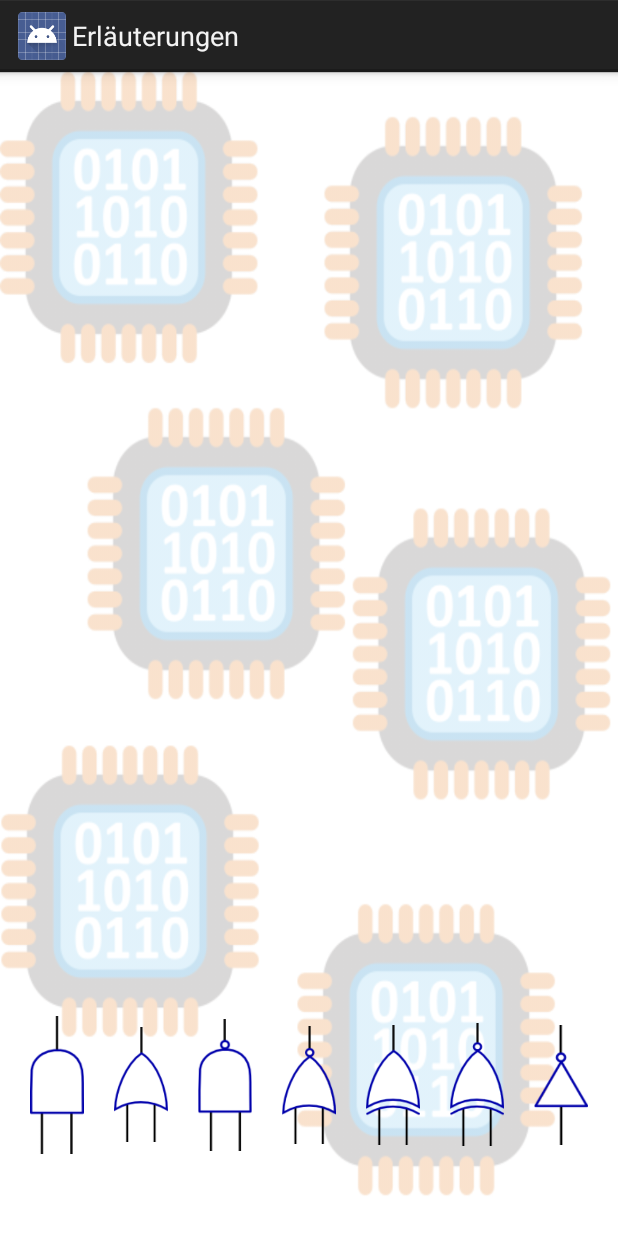
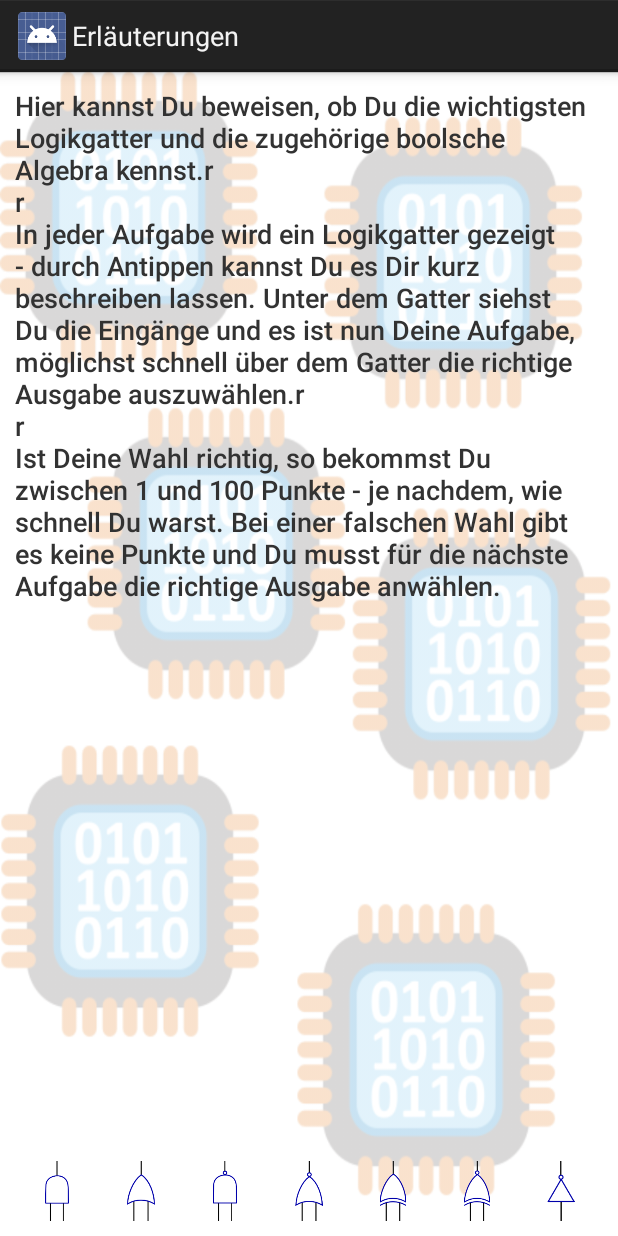
Before and after one commit to JMS-1/BoolIt, an Android app: the screen it shows after launch (HelpScreen), after a tap on "Erklärungen", on a phone screen of 412 x 824 dp. Run offline under Robolectric (Android 15) with nearby library versions, the phone set to English and light mode, and no system bars; 2 other taps on this screen came first.

Commit message:
More on help et al

```diff
--- a/app/src/main/java/net/psimarron/boolit/AndCalculator.java
+++ b/app/src/main/java/net/psimarron/boolit/AndCalculator.java
@@ -1,6 +1,6 @@
 package net.psimarron.boolit;
 
-public class AndCalculator extends Calculator {
+public class AndCalculator extends CalculatorBase {
     public AndCalculator() {
         super(2);
     }
@@ -16,7 +16,12 @@ public class AndCalculator extends Calculator {
     }
 
     @Override
-    public int getShortNameId() {
+    public int getName() {
         return R.string.short_and;
     }
+
+    @Override
+    public int getDescription() {
+        return R.string.long_and;
+    }
 }
--- a/app/src/main/java/net/psimarron/boolit/Calculator.java
+++ b/app/src/main/java/net/psimarron/boolit/CalculatorBase.java
@@ -1,6 +1,6 @@
 package net.psimarron.boolit;
 
-public abstract class Calculator {
+public abstract class CalculatorBase {
     private final static Class<?>[] _CalculatorClasses =
             {
                     AndCalculator.class,
@@ -14,7 +14,7 @@ public abstract class Calculator {
     private final boolean[] m_inputs;
     private int m_index;
 
-    protected Calculator(int numberOfInputs) {
+    protected CalculatorBase(int numberOfInputs) {
         m_inputs = new boolean[numberOfInputs];
     }
 
@@ -22,9 +22,9 @@ public abstract class Calculator {
         return _CalculatorClasses.length;
     }
 
-    public static Calculator createCalculator(int index) {
+    public static CalculatorBase createCalculator(int index) {
         try {
-            Calculator calculator = (Calculator) _CalculatorClasses[index].newInstance();
+            CalculatorBase calculator = (CalculatorBase) _CalculatorClasses[index].newInstance();
 
             calculator.m_index = index;
 
@@ -56,5 +56,7 @@ public abstract class Calculator {
 
     public abstract int getImageResourceId();
 
-    public abstract int getShortNameId();
+    public abstract int getName();
+
+    public abstract int getDescription();
 }
--- a/app/src/main/java/net/psimarron/boolit/HelpScreen.java
+++ b/app/src/main/java/net/psimarron/boolit/HelpScreen.java
@@ -16,8 +16,8 @@ public class HelpScreen extends Activity {
 
         LinearLayout calculators = (LinearLayout) findViewById(R.id.calculator_list);
 
-        for (int i = 0; i < Calculator.getCalculatorCount(); i++) {
-            Calculator calculator = Calculator.createCalculator(i);
+        for (int i = 0; i < CalculatorBase.getCalculatorCount(); i++) {
+            CalculatorBase calculator = CalculatorBase.createCalculator(i);
 
             getLayoutInflater().inflate(R.layout.help_image, calculators, true);
 
--- a/app/src/main/java/net/psimarron/boolit/NotAndCalculator.java
+++ b/app/src/main/java/net/psimarron/boolit/NotAndCalculator.java
@@ -1,6 +1,6 @@
 package net.psimarron.boolit;
 
-public class NotAndCalculator extends Calculator {
+public class NotAndCalculator extends CalculatorBase {
     public NotAndCalculator() {
         super(2);
     }
@@ -16,7 +16,12 @@ public class NotAndCalculator extends Calculator {
     }
 
     @Override
-    public int getShortNameId() {
+    public int getName() {
         return R.string.short_nand;
     }
+
+    @Override
+    public int getDescription() {
+        return R.string.long_nand;
+    }
 }
--- a/app/src/main/java/net/psimarron/boolit/NotCalculator.java
+++ b/app/src/main/java/net/psimarron/boolit/NotCalculator.java
@@ -1,6 +1,6 @@
 package net.psimarron.boolit;
 
-public class NotCalculator extends Calculator {
+public class NotCalculator extends CalculatorBase {
     public NotCalculator() {
         super(1);
     }
@@ -16,7 +16,12 @@ public class NotCalculator extends Calculator {
     }
 
     @Override
-    public int getShortNameId() {
+    public int getName() {
         return R.string.short_not;
     }
+
+    @Override
+    public int getDescription() {
+        return R.string.long_not;
+    }
 }
--- a/app/src/main/java/net/psimarron/boolit/NotOrCalculator.java
+++ b/app/src/main/java/net/psimarron/boolit/NotOrCalculator.java
@@ -1,6 +1,6 @@
 package net.psimarron.boolit;
 
-public class NotOrCalculator extends Calculator {
+public class NotOrCalculator extends CalculatorBase {
     public NotOrCalculator() {
         super(2);
     }
@@ -16,7 +16,12 @@ public class NotOrCalculator extends Calculator {
     }
 
     @Override
-    public int getShortNameId() {
+    public int getName() {
         return R.string.short_nor;
     }
+
+    @Override
+    public int getDescription() {
+        return R.string.long_nor;
+    }
 }
--- a/app/src/main/java/net/psimarron/boolit/NotXorCalculator.java
+++ b/app/src/main/java/net/psimarron/boolit/NotXorCalculator.java
@@ -1,6 +1,6 @@
 package net.psimarron.boolit;
 
-public class NotXorCalculator extends Calculator {
+public class NotXorCalculator extends CalculatorBase {
     public NotXorCalculator() {
         super(2);
     }
@@ -16,7 +16,12 @@ public class NotXorCalculator extends Calculator {
     }
 
     @Override
-    public int getShortNameId() {
+    public int getName() {
         return R.string.short_xnor;
     }
+
+    @Override
+    public int getDescription() {
+        return R.string.long_xnor;
+    }
 }
--- a/app/src/main/java/net/psimarron/boolit/OneGuess.java
+++ /dev/null
@@ -1,16 +0,0 @@
-package net.psimarron.boolit;
-
-import java.util.Random;
-
-public class OneGuess {
-    public final Calculator Calculator;
-    private final Random m_generator = new Random();
-
-    public OneGuess(Calculator calculator, boolean lastGuess) {
-        Calculator = calculator;
-        Calculator.setInput(0, lastGuess);
-
-        for (int i = 1; i < Calculator.getCount(); i++)
-            Calculator.setInput(i, m_generator.nextBoolean());
-    }
-}
--- a/app/src/main/java/net/psimarron/boolit/OrCalculator.java
+++ b/app/src/main/java/net/psimarron/boolit/OrCalculator.java
@@ -1,6 +1,6 @@
 package net.psimarron.boolit;
 
-public class OrCalculator extends Calculator {
+public class OrCalculator extends CalculatorBase {
     public OrCalculator() {
         super(2);
     }
@@ -16,7 +16,12 @@ public class OrCalculator extends Calculator {
     }
 
     @Override
-    public int getShortNameId() {
+    public int getName() {
         return R.string.short_or;
     }
+
+    @Override
+    public int getDescription() {
+        return R.string.long_or;
+    }
 }
--- a/app/src/main/java/net/psimarron/boolit/WelcomeActivity.java
+++ b/app/src/main/java/net/psimarron/boolit/WelcomeActivity.java
@@ -1,7 +1,9 @@
 package net.psimarron.boolit;
 
 import android.app.Activity;
+import android.content.Context;
 import android.content.Intent;
+import android.content.SharedPreferences;
 import android.os.Bundle;
 import android.view.Menu;
 import android.view.MenuItem;
@@ -14,9 +16,11 @@ import java.util.Random;
 
 
 public class WelcomeActivity extends Activity implements View.OnClickListener {
-    private final Random m_generator = new Random();
+    private final String NAME_TRIES = "tries";
 
-    private OneGuess m_current;
+    private final String NAME_POINTS = "points";
+
+    private CalculatorBase m_current;
 
     private ImageView m_calculator;
 
@@ -42,6 +46,10 @@ public class WelcomeActivity extends Activity implements View.OnClickListener {
     protected void onCreate(Bundle savedInstanceState) {
         super.onCreate(savedInstanceState);
 
+        SharedPreferences preferences = getPreferences(Context.MODE_PRIVATE);
+        m_tries = preferences.getLong(NAME_TRIES, 0);
+        m_collected = preferences.getLong(NAME_POINTS, 0);
+
         setContentView(R.layout.activity_welcome);
 
         m_calculator = (ImageView) findViewById(R.id.calculator);
@@ -58,11 +66,11 @@ public class WelcomeActivity extends Activity implements View.OnClickListener {
         m_calculator.setOnClickListener(new View.OnClickListener() {
             @Override
             public void onClick(View v) {
-                CalculatorInfo.show(WelcomeActivity.this, m_current.Calculator.getIndex());
+                CalculatorInfo.show(WelcomeActivity.this, m_current.getIndex());
             }
         });
 
-        reset(false);
+        newChallenge();
     }
 
     private void guess(boolean correct) {
@@ -71,33 +79,48 @@ public class WelcomeActivity extends Activity implements View.OnClickListener {
 
         m_tries++;
 
-        if (!correct)
-            return;
+        if (correct) {
+            if (delta <= 1000)
+                m_collected += 100;
+            else if (delta >= 10000)
+                m_collected += 1;
+            else
+                m_collected += Math.round(1 + (99 * (10000 - delta) / 9000));
+        }
 
-        if (delta <= 1000)
-            m_collected += 100;
-        else if (delta >= 10000)
-            m_collected += 1;
-        else
-            m_collected += Math.round(1 + (99 * (10000 - delta) / 9000));
+        updatePreferences();
+    }
+
+    private void updatePreferences() {
+        SharedPreferences.Editor preferences = getPreferences(Context.MODE_PRIVATE).edit();
+        preferences.putLong(NAME_TRIES, m_tries);
+        preferences.putLong(NAME_POINTS, m_collected);
+        preferences.commit();
     }
 
     private void reset() {
         m_collected = 0;
         m_tries = 0;
 
-        reset(false);
+        updatePreferences();
+
+        newChallenge();
     }
 
-    private void reset(boolean lastGuess) {
+    private void newChallenge() {
         if (m_tries < 1)
             m_points.setText(null);
         else
             m_points.setText(getResources().getString(R.string.result_current, Math.round(m_collected / m_tries)));
 
-        Calculator calculator = Calculator.createCalculator(m_generator.nextInt(Calculator.getCalculatorCount()));
+        Random generator = new Random();
 
-        changeGuess(new OneGuess(calculator, lastGuess));
+        CalculatorBase calculator = CalculatorBase.createCalculator(generator.nextInt(CalculatorBase.getCalculatorCount()));
+
+        for (int i = 0; i < calculator.getCount(); i++)
+            calculator.setInput(i, generator.nextBoolean());
+
+        changeGuess(calculator);
     }
 
     @Override
@@ -124,11 +147,9 @@ public class WelcomeActivity extends Activity implements View.OnClickListener {
         return super.onOptionsItemSelected(item);
     }
 
-    private void changeGuess(OneGuess newGuess) {
-        m_current = newGuess;
+    private void changeGuess(CalculatorBase calculator) {
+        m_current = calculator;
         m_start = new Date();
-
-        Calculator calculator = newGuess.Calculator;
 
         m_calculator.setImageResource(calculator.getImageResourceId());
 
@@ -152,14 +173,14 @@ public class WelcomeActivity extends Activity implements View.OnClickListener {
     @Override
     public void onClick(View v) {
         boolean guessOn = (v == m_guessOn);
-        boolean win = (guessOn == m_current.Calculator.getOutput());
+        boolean win = (guessOn == m_current.getOutput());
 
         boolean alreadyLost = m_guessOn.isActivated() || m_guessOff.isActivated();
         if (!alreadyLost)
             guess(win);
 
         if (win)
-            reset(guessOn);
+            newChallenge();
         else if (!alreadyLost)
             v.setActivated(true);
     }
--- a/app/src/main/java/net/psimarron/boolit/XorCalculator.java
+++ b/app/src/main/java/net/psimarron/boolit/XorCalculator.java
@@ -1,6 +1,6 @@
 package net.psimarron.boolit;
 
-public class XorCalculator extends Calculator {
+public class XorCalculator extends CalculatorBase {
     public XorCalculator() {
         super(2);
     }
@@ -16,7 +16,12 @@ public class XorCalculator extends Calculator {
     }
 
     @Override
-    public int getShortNameId() {
+    public int getName() {
         return R.string.short_xor;
     }
+
+    @Override
+    public int getDescription() {
+        return R.string.long_xor;
+    }
 }
--- a/app/src/main/res/layout/activity_help_screen.xml
+++ b/app/src/main/res/layout/activity_help_screen.xml
@@ -9,9 +9,23 @@
     <LinearLayout
         android:id="@+id/calculator_list"
         android:layout_width="match_parent"
-        android:layout_height="wrap_content"
+        android:layout_height="50dp"
         android:layout_alignParentBottom="true"
         android:layout_alignParentLeft="true"
         android:orientation="horizontal" />
 
+    <ScrollView
+        android:layout_width="match_parent"
+        android:layout_height="wrap_content"
+        android:layout_above="@id/calculator_list"
+        android:layout_alignParentLeft="true"
+        android:layout_alignParentTop="true">
+
+        <TextView
+            style="@android:style/TextAppearance.DeviceDefault.Medium"
+            android:layout_width="match_parent"
+            android:layout_height="wrap_content"
+            android:text="@string/activity_help_text" />
+    </ScrollView>
+
 </RelativeLayout>
--- a/app/src/main/res/layout/help_image.xml
+++ b/app/src/main/res/layout/help_image.xml
@@ -3,7 +3,10 @@
 <LinearLayout xmlns:android="http://schemas.android.com/apk/res/android"
     android:layout_width="match_parent"
     android:layout_height="match_parent"
-    android:layout_margin="10dp"
+    android:layout_marginBottom="0dp"
+    android:layout_marginLeft="10dp"
+    android:layout_marginRight="10dp"
+    android:layout_marginTop="10dp"
     android:layout_weight="1">
 
     <ImageView
--- a/app/src/main/res/values/strings.xml
+++ b/app/src/main/res/values/strings.xml
@@ -1,5 +1,5 @@
 <resources>
-    <string name="app_name">Boolsche Logik</string>
+    <string name="app_name">BoolIt</string>
 
     <string name="action_reset">Auf Anfang</string>
     <string name="action_help">Erklärungen</string>
@@ -14,5 +14,15 @@
     <string name="short_xnor">NICHT Exklusiv-ODER (Äquivalenz)</string>
     <string name="short_not">NICHT (Negation)</string>
 
+    <string name="long_and">Der Ausgang dieses Logikgatters ist nur dann gesetzt, wenn beide Eingänge gesetzt sind.</string>
+    <string name="long_nand">Der Ausgang dieses Logikgatters ist gesetzt, sobald einer der beiden Eingänge nicht gesetzt ist.</string>
+    <string name="long_or">Der Ausgang dieses Logikgatters ist gesetzt, sobald irgendeiner der beiden Eingänge gesetzt ist.</string>
+    <string name="long_nor">Der Ausgang dieses Logikgatters ist nur dann gesetzt, wenn keiner der beiden Eingänge gesetzt ist.</string>
+    <string name="long_xor">Der Ausgang dieses Logikgatters ist immer dann gesetzt, wenn die beiden Eingänge unterschiedlich gesetzt sind.</string>
+    <string name="long_xnor">Der Ausgang dieses Logikgatters ist immer dann gesetzt, wenn die beiden Eingänge identisch gesetzt sind.</string>
+    <string name="long_not">Der Ausgang dieses Logikgatters ist immer dann gesetzt, wenn der einzige Eingänge nicht gesetzt ist.</string>
+
     <string name="title_activity_help_screen">Erläuterungen</string>
+
+    <string name="activity_help_text">Hier kannst Du beweisen, ob Du die wichtigsten Logikgatter und die zugehörige boolsche Algebra kennst.\r\n\r\nIn jeder Aufgabe wird ein Logikgatter gezeigt - durch Antippen kannst Du es Dir kurz beschreiben lassen. Unter dem Gatter siehst Du die Eingänge und es ist nun Deine Aufgabe, möglichst schnell über dem Gatter die richtige Ausgabe auszuwählen.\r\n\r\nIst Deine Wahl richtig, so bekommst Du zwischen 1 und 100 Punkte - je nachdem, wie schnell Du warst. Bei einer falschen Wahl gibt es keine Punkte und Du musst für die nächste Aufgabe die richtige Ausgabe anwählen.</string>
 </resources>
```
Also changed, not shown: app/src/main/java/net/psimarron/boolit/CalculatorInfo.java (+8 -7 lines), app/src/main/res/layout/activity_calculator_info.xml (+7 -0 lines).
